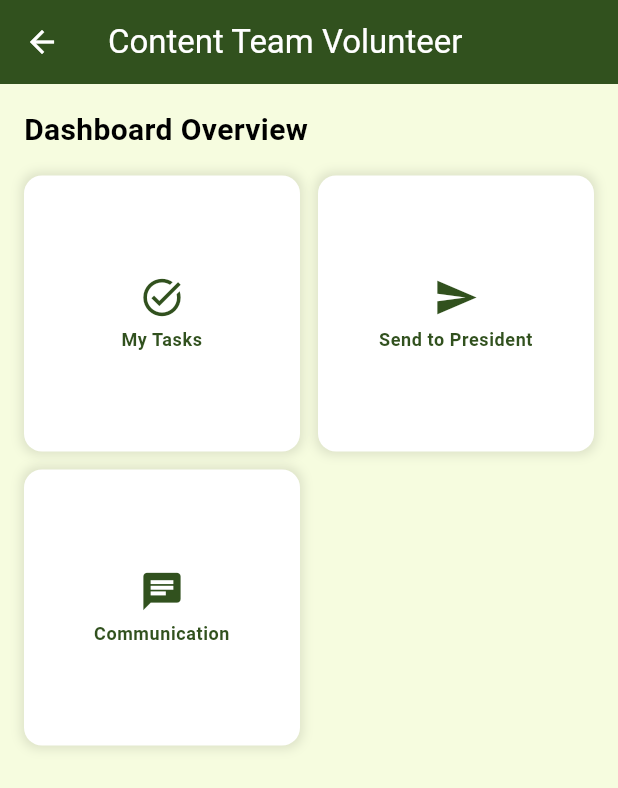
After one commit to Muhammadsaqibsharif/kaar_e_kamal, a Flutter app: the ContentTeamVolunteerDashboardScreen screen opened by its route, on a phone screen of 412 x 824 dp. The commit adds this screen. Shown: the top 788 px of the screen. Run offline on Flutter 3.47's test engine with Material 3 defaults, Android fonts, the light colour scheme and no system bars; our stand-ins replace carousel_slider, flutter_cache_manager, font_awesome_flutter, image_picker, percent_indicator, permission_handler and 2 more; accounts and stored records are empty.

Commit message:
Content Team Volunteer Dashboard Screen

```diff
--- a/lib/routes/app_routes.dart
+++ b/lib/routes/app_routes.dart
@@ -1,6 +1,7 @@
 import 'package:flutter/material.dart';
 import 'package:kaar_e_kamal/core/theme/theme_settings_screen.dart';
 import 'package:kaar_e_kamal/routes/route_names.dart';
+import 'package:kaar_e_kamal/screens/Teams_%20volunteers/content_team_%20Volunteer/content_team_volunteer_dashboard_screen.dart';
 import 'package:kaar_e_kamal/screens/common/auth/login.dart';
 import 'package:kaar_e_kamal/screens/common/auth/signup.dart';
 import 'package:kaar_e_kamal/screens/common/profile/user_profile_screen.dart';
@@ -161,6 +162,9 @@ class AppRoutes {
       RouteNames.ContentToPresidentRequestScreen: (context) => ContentToPresidentRequestScreen(),
       RouteNames.ContentTeamLeaderAddRemoveMembersScreen: (context) => ContentTeamLeaderAddRemoveMembersScreen(),
       RouteNames.ContentTeamLeaderCommunicationScreen: (context) => ContentTeamLeaderCommunicationScreen(),
+
+      //Content Team Volunteer Routes
+      RouteNames.ContentTeamVolunteerDashboardScreen: (context) => ContentTeamVolunteerDashboardScreen(),
     };
   }
 }
--- a/lib/routes/route_names.dart
+++ b/lib/routes/route_names.dart
@@ -77,4 +77,8 @@ class RouteNames {
       '/ContentTeamLeaderAddRemoveMembersScreen';
   static const String ContentTeamLeaderCommunicationScreen =
       '/ContentTeamLeaderCommunicationScreen';
+
+  //content team  Volunteer routes
+  static const String ContentTeamVolunteerDashboardScreen =
+      '/ContentTeamVolunteerDashboardScreen';
 }
--- /dev/null
+++ b/lib/screens/Teams_ volunteers/content_team_ Volunteer/content_team_volunteer_dashboard_screen.dart
@@ -0,0 +1,110 @@
+import 'package:flutter/material.dart';
+import 'package:kaar_e_kamal/routes/route_names.dart';
+
+class ContentTeamVolunteerDashboardScreen extends StatelessWidget {
+  const ContentTeamVolunteerDashboardScreen({super.key});
+
+  @override
+  Widget build(BuildContext context) {
+    return Scaffold(
+      appBar: AppBar(
+        title: const Text('Content Team Volunteer'),
+      ),
+      body: SingleChildScrollView(
+        child: Padding(
+          padding: const EdgeInsets.all(16.0),
+          child: Column(
+            crossAxisAlignment: CrossAxisAlignment.start,
+            children: [
+              const Text(
+                "Dashboard Overview",
+                style: TextStyle(
+                  fontSize: 20,
+                  fontWeight: FontWeight.bold,
+                ),
+              ),
+              const SizedBox(height: 16),
+              GridView.count(
+                shrinkWrap: true,
+                physics: const NeverScrollableScrollPhysics(),
+                crossAxisCount: 2,
+                crossAxisSpacing: 12.0,
+                mainAxisSpacing: 12.0,
+                children: [
+                  _buildFeatureTile(
+                    context,
+                    title: 'My Tasks',
+                    icon: Icons.task_alt,
+                    onTap: () {
+                      // Navigator.pushNamed(context,
+                      //     RouteNames.ContentTeamVolunteerTaskScreen);
+                    },
+                  ),
+                  _buildFeatureTile(
+                    context,
+                    title: 'Send to President',
+                    icon: Icons.send,
+                    onTap: () {
+                      // Navigator.pushNamed(context,
+                      //     RouteNames.ContentVolunteerToPresidentRequestScreen);
+                    },
+                  ),
+                  _buildFeatureTile(
+                    context,
+                    title: 'Communication',
+                    icon: Icons.chat,
+                    onTap: () {
+                      // Navigator.pushNamed(context,
+                      //     RouteNames.ContentVolunteerCommunicationScreen);
+                    },
+                  ),
+                ],
+              ),
+            ],
+          ),
+        ),
+      ),
+    );
+  }
+
+  Widget _buildFeatureTile(
+    BuildContext context, {
+    required String title,
+    required IconData icon,
+    required void Function()? onTap,
+  }) {
+    final theme = Theme.of(context);
+    return GestureDetector(
+      onTap: onTap,
+      child: Container(
+        padding: const EdgeInsets.all(12.0),
+        decoration: BoxDecoration(
+          color: Colors.white,
+          borderRadius: BorderRadius.circular(12.0),
+          boxShadow: [
+            BoxShadow(
+              color: Colors.black.withOpacity(0.1),
+              blurRadius: 5.0,
+              spreadRadius: 2.0,
+            ),
+          ],
+        ),
+        child: Column(
+          mainAxisAlignment: MainAxisAlignment.center,
+          children: [
+            Icon(icon, size: 30.0, color: theme.primaryColor),
+            const SizedBox(height: 5.0),
+            Text(
+              title,
+              style: theme.textTheme.bodySmall?.copyWith(
+                fontWeight: FontWeight.bold,
+                color: theme.primaryColor,
+              ),
+              textAlign: TextAlign.center,
+            ),
+          ],
+        ),
+      ),
+    );
+  }
+}
--- a/lib/screens/home_screen.dart
+++ b/lib/screens/home_screen.dart
@@ -79,6 +79,13 @@ class HomeScreen extends StatelessWidget {
               () => Navigator.pushNamed(
                   context, RouteNames.ContentTeamLeaderDashboardScreen),
             ),
+            const SizedBox(height: 20),
+            _buildStyledButton(
+              context,
+              'Content Team  Volunteer',
+              () => Navigator.pushNamed(
+                  context, RouteNames.ContentTeamVolunteerDashboardScreen),
+            ),
           ],
         ),
       ),
```
